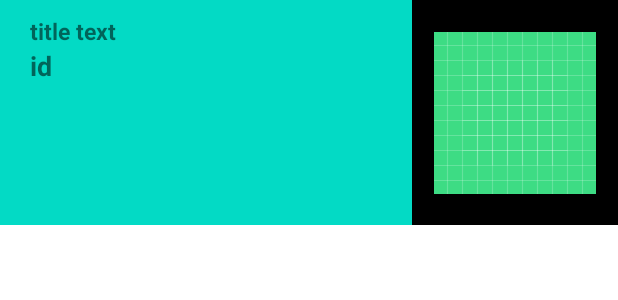
After one commit to muhammedshihabvk/JSONAndNetworkPOC, an Android app: the layout retrofit_sample_rv_row_layout.xml on its own in the app's theme, with its tools: preview values and no code run, on a phone screen of 412 x 824 dp. The commit adds this screen. Shown: the top 300 px of the screen. Run offline under Robolectric (Android 15) with nearby library versions, the phone set to English and light mode, and no system bars.

Commit message:
retrofit POC added

```diff
--- a/app/build.gradle
+++ b/app/build.gradle
@@ -39,4 +39,8 @@ dependencies {
 
     implementation 'com.github.bumptech.glide:glide:4.12.0'
     annotationProcessor 'com.github.bumptech.glide:compiler:4.12.0'
+
+    implementation 'com.squareup.retrofit2:retrofit:2.9.0'
+    implementation 'com.google.code.gson:gson:2.8.7'
+    implementation 'com.squareup.retrofit2:converter-gson:2.9.0'
 }
--- a/app/src/main/AndroidManifest.xml
+++ b/app/src/main/AndroidManifest.xml
@@ -11,7 +11,8 @@
         android:roundIcon="@mipmap/ic_launcher_round"
         android:supportsRtl="true"
         android:theme="@style/Theme.JsonAndNetworkPOC">
-        <activity android:name=".JSONToRV.JSONToRVActivity"></activity>
+        <activity android:name=".retrofitsample.RetrofitPOCActivity"></activity>
+        <activity android:name=".JSONToRV.JSONToRVActivity" />
         <activity android:name=".MainActivity">
             <intent-filter>
                 <action android:name="android.intent.action.MAIN" />
--- a/app/src/main/java/com/shabsudemy/jsonandnetworkpoc/JSONToRV/JSONToRVActivity.java
+++ b/app/src/main/java/com/shabsudemy/jsonandnetworkpoc/JSONToRV/JSONToRVActivity.java
@@ -47,7 +47,7 @@ public class JSONToRVActivity extends AppCompatActivity implements AsyncResponse
         Log.d("TAG", "1");
         dataModelList = new ArrayList<>();
 
-        GetData getData = new GetData("https://run.mocky.io/v3/c95e6108-a50a-4c27-b3c1-0b357f3e33de", this);
+        GetData getData = new GetData("https://jsonplaceholder.typicode.com/photos", this);
         getData.execute();
         Log.d("TAG", "2");
 
--- a/app/src/main/java/com/shabsudemy/jsonandnetworkpoc/MainActivity.java
+++ b/app/src/main/java/com/shabsudemy/jsonandnetworkpoc/MainActivity.java
@@ -8,6 +8,7 @@ import android.widget.Button;
 import androidx.appcompat.app.AppCompatActivity;
 
 import com.shabsudemy.jsonandnetworkpoc.JSONToRV.JSONToRVActivity;
+import com.shabsudemy.jsonandnetworkpoc.retrofitsample.RetrofitPOCActivity;
 
 public class MainActivity extends AppCompatActivity implements View.OnClickListener {
 
@@ -51,6 +52,10 @@ public class MainActivity extends AppCompatActivity implements View.OnClickListe
                 i = new Intent(this, JSONToRVActivity.class);
                 startActivity(i);
                 break;
+            case R.id.recyclerviewButton2:
+                i= new Intent(this, RetrofitPOCActivity.class);
+                startActivity(i);
+                break;
             default:
                 break;
         }
--- a/app/src/main/res/layout/activity_main.xml
+++ b/app/src/main/res/layout/activity_main.xml
@@ -28,8 +28,9 @@
         android:id="@+id/recyclerviewButton2"
         android:layout_width="wrap_content"
         android:layout_height="wrap_content"
+        android:textAllCaps="false"
         android:layout_gravity="center_horizontal"
-        android:text="sample" />
+        android:text="Retrofit POC" />
 
     <Button
         android:id="@+id/recyclerviewButton3"
--- /dev/null
+++ b/app/src/main/res/layout/retrofit_sample_rv_row_layout.xml
@@ -0,0 +1,51 @@
+<?xml version="1.0" encoding="utf-8"?>
+<LinearLayout xmlns:android="http://schemas.android.com/apk/res/android"
+    android:layout_width="match_parent"
+    android:layout_height="150dp"
+    android:orientation="horizontal">
+
+    <LinearLayout
+        android:layout_width="0dp"
+        android:layout_height="match_parent"
+        android:layout_weight="2"
+        android:background="@color/teal_200"
+        android:padding="10dp"
+        android:orientation="vertical">
+
+        <TextView
+            android:id="@+id/retroRowSampleTitle"
+            android:layout_width="match_parent"
+            android:layout_height="wrap_content"
+            android:layout_marginHorizontal="10dp"
+            android:text="title text"
+            android:textSize="15sp"
+            android:textStyle="bold" />
+
+        <TextView
+            android:id="@+id/retroRowSampleId"
+            android:layout_width="match_parent"
+            android:layout_height="wrap_content"
+            android:layout_marginHorizontal="10dp"
+            android:text="id"
+            android:textSize="18sp"
+            android:textStyle="bold" />
+
+    </LinearLayout>
+
+    <LinearLayout
+        android:layout_width="0dp"
+        android:layout_height="match_parent"
+        android:layout_weight="1"
+        android:background="@color/black">
+
+        <ImageView
+            android:id="@+id/retroRowSampleImageView"
+            android:layout_width="match_parent"
+            android:layout_height="match_parent"
+            android:scaleType="center"
+            android:src="@drawable/ic_launcher_background" />
+
+    </LinearLayout>
+
+
+</LinearLayout>
```
Also changed, not shown: app/src/main/java/com/shabsudemy/jsonandnetworkpoc/retrofitsample/AlbumAdapter.java (added, +69 -0 lines), app/src/main/java/com/shabsudemy/jsonandnetworkpoc/retrofitsample/ApiEndPoint.java (added, +13 -0 lines), app/src/main/java/com/shabsudemy/jsonandnetworkpoc/retrofitsample/DataModelAlbum.java (added, +65 -0 lines), app/src/main/java/com/shabsudemy/jsonandnetworkpoc/retrofitsample/RetrofitPOCActivity.java (added, +77 -0 lines), app/src/main/res/layout/activity_retrofit_pocactivity.xml (added, +21 -0 lines).
